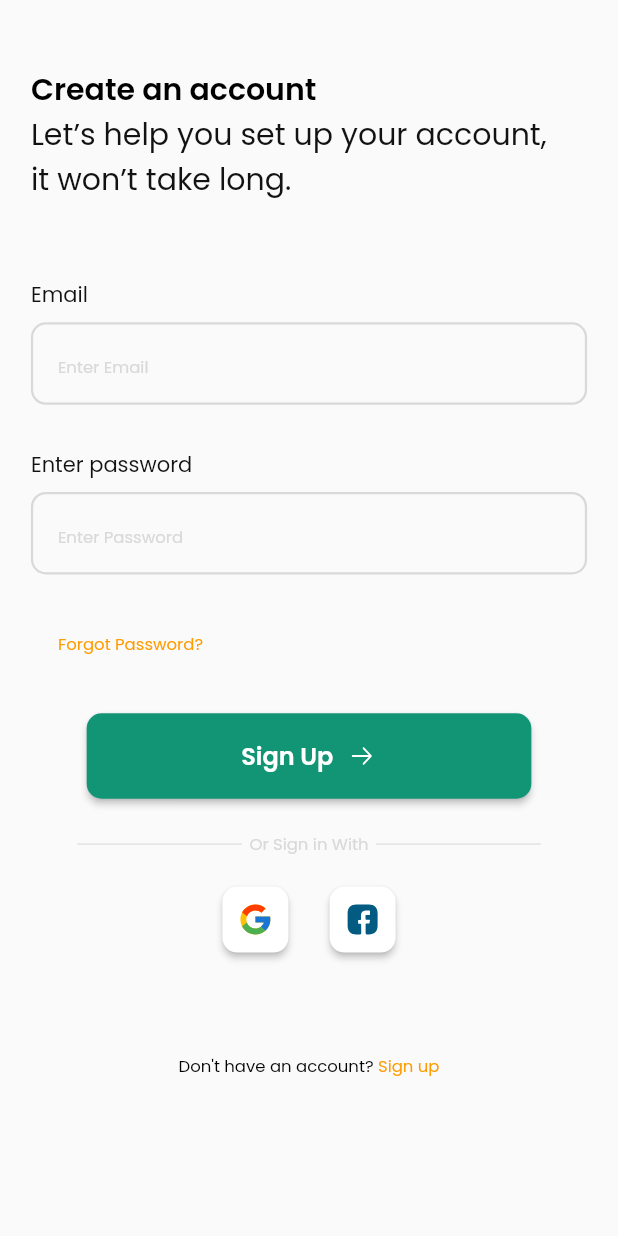
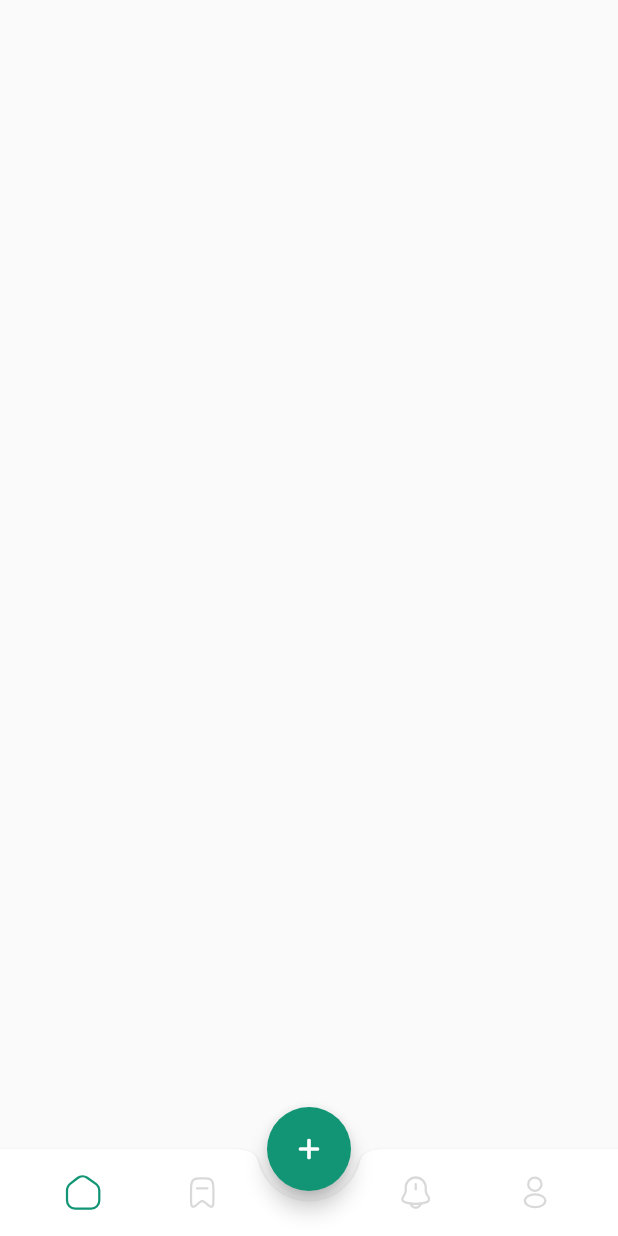
Before and after one commit to n0dustoll3ns/recipe_app, a Flutter app: the SignUp screen opened directly, after a tap on "Sign Up", on a phone screen of 412 x 824 dp. Run offline on Flutter 3.47's test engine with Material 2 defaults, Android fonts, the phone set to English and light mode, and no system bars; our stand-ins replace flutter_svg, google_fonts.

Commit message:
tab bar view

```diff
--- a/lib/presentation/screens/common/social_web_sign_up_buttons.dart
+++ b/lib/presentation/screens/common/social_web_sign_up_buttons.dart
@@ -39,7 +39,7 @@ class SocialNetworksAuthButtons extends StatelessWidget {
             ],
           ),
         ),
-        SizedBox(height: SizeConfig.blockSizeVertical * 2.463),
+        SizedBox(height: SizeConfig.blockSizeVertical * 1.463),
         Center(
           child: Row(
             mainAxisSize: MainAxisSize.min,
--- /dev/null
+++ b/lib/presentation/screens/main_page.dart
@@ -0,0 +1,101 @@
+import 'package:flutter/material.dart';
+import 'package:flutter_svg/svg.dart';
+
+import '../../platform/size_config.dart';
+
+class Main extends StatefulWidget {
+  const Main({super.key});
+
+  @override
+  State<Main> createState() => _MainState();
+}
+
+class _MainState extends State<Main> with SingleTickerProviderStateMixin {
+  late TabController _tabController;
+
+  @override
+  void initState() {
+    _tabController = TabController(initialIndex: 0, length: 3, vsync: this);
+    super.initState();
+  }
+
+  @override
+  Widget build(BuildContext context) {
+    return Scaffold(
+        floatingActionButton: FloatingActionButton(
+          backgroundColor: Theme.of(context).primaryColor,
+          onPressed: () {},
+          child: SvgPicture.asset('assets/icons/union.svg'), //icon inside button
+        ),
+        floatingActionButtonLocation: FloatingActionButtonLocation.centerDocked,
+        body: Padding(padding: EdgeInsets.symmetric(horizontal: SizeConfig.blockSizeHorizontal * 5), child: TabBarView(
+          controller: _tabController,
+          children: [],
+        ),),
+        bottomNavigationBar: SizedBox(
+          height: 58,
+          child: BottomAppBar(
+            elevation: 2,
+            color: Colors.white,
+            shape: const CircularNotchedRectangle(),
+            //shape of notch
+            notchMargin: 7, //notche margin between floating button and bottom appbar
+            child: Row(
+              mainAxisAlignment: MainAxisAlignment.spaceAround,
+              //children inside bottom appbar
+              children: <Widget>[
+                Spacer(flex: 1),
+                IconButton(
+                  icon: SvgPicture.asset(
+                    'assets/icons/home.svg',
+                    color: _tabController.index == 0 ? Theme.of(context).primaryColor : null,
+                  ),
+                  onPressed: () {
+                    setState(() {
+                      _tabController.index = 0;
+                    });
+                  },
+                ),
+                Spacer(flex: 1),
+                IconButton(
+                  icon: SvgPicture.asset(
+                    'assets/icons/favorite.svg',
+                    color: _tabController.index == 1 ? Theme.of(context).primaryColor : null,
+                  ),
+                  onPressed: () {
+                    setState(() {
+                      _tabController.index = 1;
+                    });
+                  },
+                ),
+                Spacer(flex: 3),
+                IconButton(
+                  icon: SvgPicture.asset(
+                    'assets/icons/notification_bing.svg',
+                    color: _tabController.index == 2 ? Theme.of(context).primaryColor : null,
+                  ),
+                  onPressed: () {
+                    setState(() {
+                      _tabController.index = 2;
+                    });
+                  },
+                ),
+                Spacer(flex: 1),
+                IconButton(
+                  icon: SvgPicture.asset(
+                    'assets/icons/profile.svg',
+                    color: _tabController.index == 3 ? Theme.of(context).primaryColor : null,
+                  ),
+                  onPressed: () {
+                    setState(() {
+                      _tabController.index = 3;
+                    });
+                  },
+                ),
+                Spacer(flex: 1),
+              ],
+            ),
+          ),
+        ));
+  }
+}
--- a/lib/presentation/screens/sign_in.dart
+++ b/lib/presentation/screens/sign_in.dart
@@ -4,6 +4,8 @@ import 'package:google_fonts/google_fonts.dart';
 import 'package:recipe_app/platform/size_config.dart';
 import 'package:recipe_app/presentation/screens/common/social_web_sign_up_buttons.dart';
 import 'package:recipe_app/presentation/screens/sign_up.dart';
+
+import 'main_page.dart';
 
 class SignIn extends StatelessWidget {
   const SignIn({super.key});
@@ -76,7 +78,7 @@ class SignIn extends StatelessWidget {
                               vertical: SizeConfig.blockSizeVertical * 2)),
                       onPressed: () {
                         Navigator.pushReplacement(
-                            context, MaterialPageRoute(builder: (BuildContext context) => const SignIn()));
+                            context, MaterialPageRoute(builder: (BuildContext context) => const Main()));
                       },
                       child: Row(
                         mainAxisSize: MainAxisSize.min,
--- a/lib/presentation/screens/sign_up.dart
+++ b/lib/presentation/screens/sign_up.dart
@@ -2,12 +2,20 @@ import 'package:flutter/material.dart';
 import 'package:flutter_svg/svg.dart';
 import 'package:google_fonts/google_fonts.dart';
 import 'package:recipe_app/platform/size_config.dart';
+import 'package:recipe_app/presentation/screens/sign_in.dart';
 
 import 'common/social_web_sign_up_buttons.dart';
+import 'main_page.dart';
 
-class SignUp extends StatelessWidget {
+class SignUp extends StatefulWidget {
   const SignUp({super.key});
 
+  @override
+  State<SignUp> createState() => _SignUpState();
+}
+
+class _SignUpState extends State<SignUp> {
+  bool termsAccepted = false;
   @override
   Widget build(BuildContext context) {
     var orangeTextButtonStyle = GoogleFonts.poppins(
@@ -16,55 +24,94 @@ class SignUp extends StatelessWidget {
       letterSpacing: 0,
       color: const Color(0xFFFF9C00),
     );
-    return Scaffold(
-      body: Padding(
-        padding: EdgeInsets.symmetric(horizontal: MediaQuery.of(context).size.width * .05),
-        child: SingleChildScrollView(
+    return SafeArea(
+      child: Scaffold(
+        body: SingleChildScrollView(
           child: SizedBox(
             height: SizeConfig.blockSizeVertical * 100,
+            child: Padding(
+              padding: EdgeInsets.symmetric(horizontal: SizeConfig.blockSizeHorizontal * 5),
               child: Column(
                 crossAxisAlignment: CrossAxisAlignment.start,
                 children: [
-                Spacer(flex: 6),
+                  const Spacer(flex: 6),
                   Text('Create an account',
-                    style:
-                        GoogleFonts.poppins(fontWeight: FontWeight.w600, fontSize: 20, color: Colors.black)),
+                      style: GoogleFonts.poppins(
+                          fontWeight: FontWeight.w600, fontSize: 20, color: Colors.black)),
                   Text("Let’s help you set up your account, \nit won’t take long.",
                       style: GoogleFonts.poppins(
                           fontWeight: FontWeight.w400,
-                        fontSize: 20,
+                          fontSize: 11,
                           letterSpacing: 0,
                           color: const Color(0xFF121212))),
-                Spacer(flex: 7),
+                  const Spacer(flex: 3),
+                  Text(
+                    'Name',
+                    style: Theme.of(context).textTheme.bodySmall!.copyWith(color: const Color(0xFF121212)),
+                  ),
+                  const Spacer(flex: 1),
+                  TextFormField(
+                    decoration: const InputDecoration(hintText: 'Enter Name'),
+                  ),
                   Text(
                     'Email',
                     style: Theme.of(context).textTheme.bodySmall!.copyWith(color: const Color(0xFF121212)),
                   ),
-                Spacer(flex: 1),
+                  const Spacer(flex: 1),
                   TextFormField(
                     decoration: const InputDecoration(hintText: 'Enter Email'),
                   ),
-                Spacer(flex: 4),
+                  const Spacer(flex: 3),
                   Text(
-                  'Enter password',
+                    'Enter Password',
                     style: Theme.of(context).textTheme.bodySmall!.copyWith(color: const Color(0xFF121212)),
                   ),
-                Spacer(flex: 1),
+                  const Spacer(flex: 1),
                   TextFormField(
                     decoration: const InputDecoration(hintText: 'Enter Password'),
                   ),
-                Spacer(flex: 3),
+                  const Spacer(flex: 3),
+                  Text(
+                    'Confirm Password',
+                    style: Theme.of(context).textTheme.bodySmall!.copyWith(color: const Color(0xFF121212)),
+                  ),
+                  const Spacer(flex: 1),
+                  TextFormField(
+                    decoration: const InputDecoration(hintText: 'Confirm Password'),
+                  ),
+                  const Spacer(flex: 3),
                   Padding(
                     padding: const EdgeInsets.only(left: 10),
                     child: TextButton(
                       onPressed: () {},
-                    child: Text(
-                      'Forgot Password?',
+                      child: Row(
+                        mainAxisSize: MainAxisSize.min,
+                        children: [
+                          Checkbox(
+                              checkColor: const Color(0xFFFF9C00),
+                              activeColor: Colors.transparent,
+                              side: const BorderSide(width: 1, color: Color(0xFFFF9C00)),
+                              shape: const RoundedRectangleBorder(
+                                borderRadius: BorderRadius.all(Radius.circular(5)),
+                              ),
+                              value: termsAccepted,
+                              onChanged: (value) {
+                                setState(() {
+                                  termsAccepted = !termsAccepted;
+                                });
+                              }),
+                          SizedBox(
+                            width: SizeConfig.blockSizeHorizontal * 1.33,
+                          ),
+                          Text(
+                            'Accept terms & Condition',
                             style: orangeTextButtonStyle,
+                          ),
+                        ],
                       ),
                     ),
                   ),
-                Spacer(flex: 3),
+                  const Spacer(flex: 2),
                   Center(
                     child: ElevatedButton(
                         style: ElevatedButton.styleFrom(
@@ -72,8 +119,8 @@ class SignUp extends StatelessWidget {
                                 horizontal: MediaQuery.of(context).size.width / 4,
                                 vertical: SizeConfig.blockSizeVertical * 2)),
                         onPressed: () {
-                        // Navigator.pushReplacement(
-                        //     context, MaterialPageRoute(builder: (BuildContext context) => const SignIn()));
+                          Navigator.pushReplacement(
+                              context, MaterialPageRoute(builder: (BuildContext context) => const Main()));
                         },
                         child: Row(
                           mainAxisSize: MainAxisSize.min,
@@ -86,27 +133,31 @@ class SignUp extends StatelessWidget {
                           ],
                         )),
                   ),
-                Spacer(flex: 3),
+                  const Spacer(flex: 1),
                   SocialNetworksAuthButtons(
                     onPress: () {},
                   ),
-                Spacer(flex: 7),
+                  const Spacer(flex: 2),
                   Center(
                     child: TextButton(
-                    onPressed: () {},
+                      onPressed: () {
+                        Navigator.pushReplacement(
+                            context, MaterialPageRoute(builder: (BuildContext context) => const SignIn()));
+                      },
                       child: RichText(
                           text: TextSpan(
                         children: [
                           TextSpan(
-                            text: "Don't have an account? ",
+                              text: "Already a member? ",
                               style: orangeTextButtonStyle.copyWith(color: Colors.black)),
-                        TextSpan(text: "Sign up", style: orangeTextButtonStyle),
+                          TextSpan(text: "Sign In", style: orangeTextButtonStyle),
                         ],
                       )),
                     ),
                   ),
-                Spacer(flex: 12),
+                  const Spacer(flex: 6),
                 ],
+              ),
             ),
           ),
         ),
--- a/pubspec.yaml
+++ b/pubspec.yaml
@@ -28,5 +28,10 @@ flutter:
     - assets/icons/arrow-right.svg
     - assets/icons/google_logo.svg
     - assets/icons/facebook_logo.svg
+    - assets/icons/union.svg
+    - assets/icons/home.svg
+    - assets/icons/notification_bing.svg
+    - assets/icons/profile.svg
+    - assets/icons/favorite.svg
 
   uses-material-design: true
```
Also changed, not shown: assets/icons/Vector.svg (added), assets/icons/favorite.svg (added), assets/icons/home.svg (added), assets/icons/notification_bing.svg (added), assets/icons/profile.svg (added), assets/icons/union.svg (added). Lines whose indentation alone changed are shown as unchanged.
